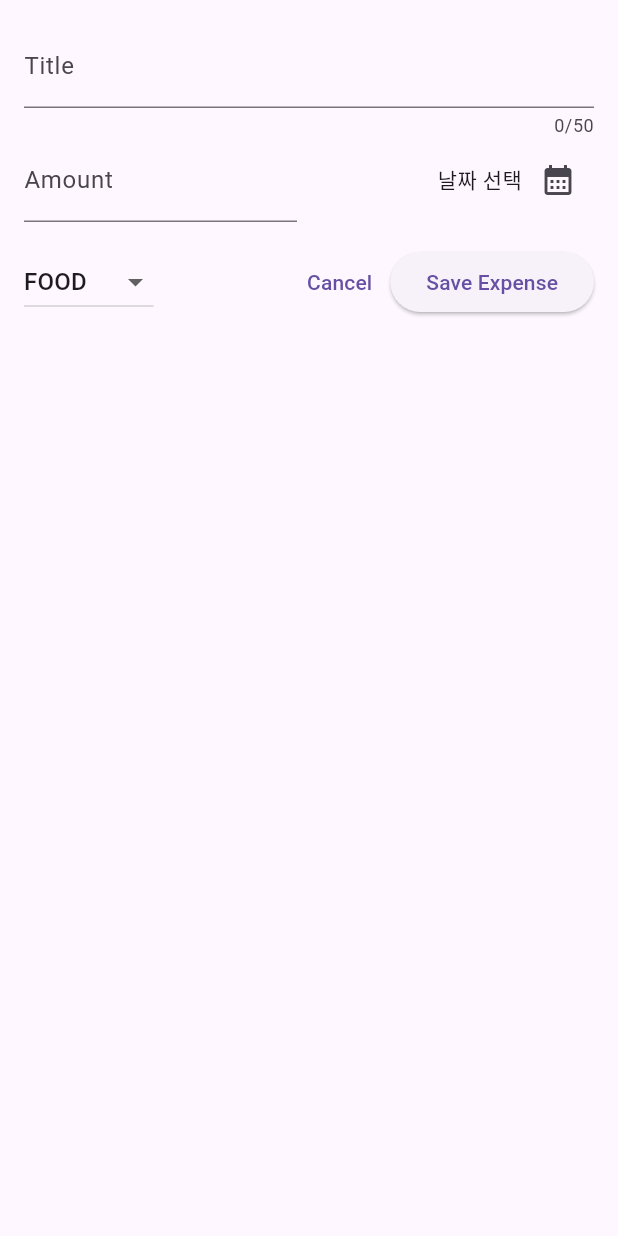
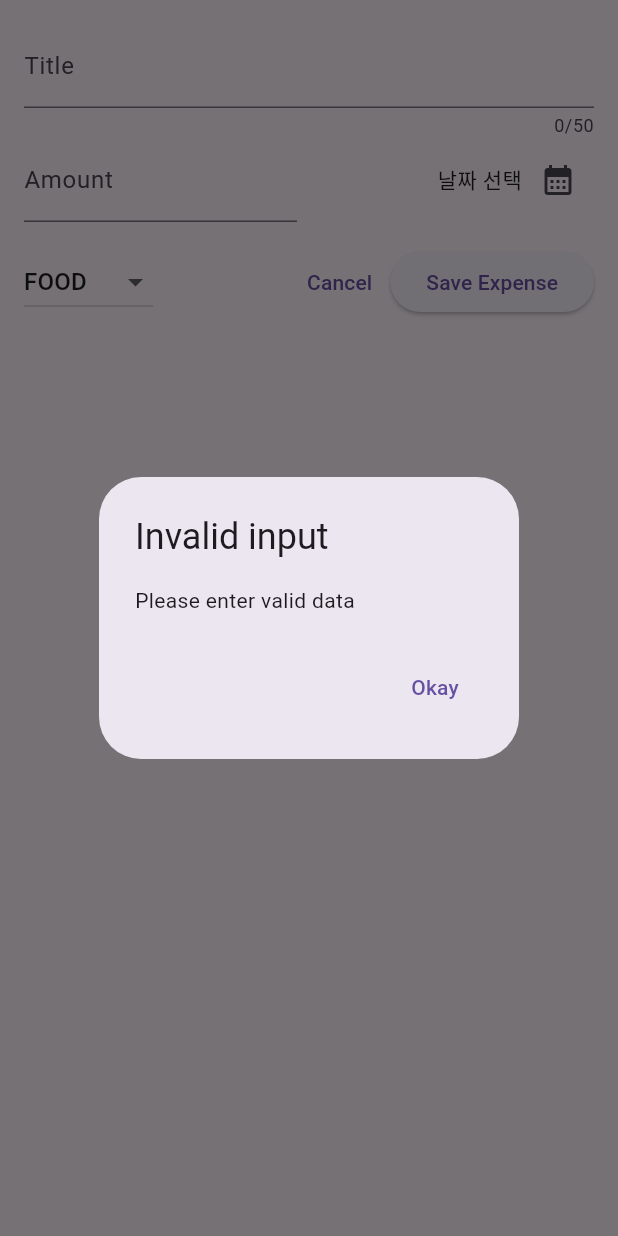
Before and after one commit to WebKBS/flutter-learn, a Flutter app: the NewExpense widget shown alone on an empty page, opened directly, after a tap on "Save Expense", on a phone screen of 412 x 824 dp. Run offline on Flutter 3.47's test engine with Material 3 defaults, Android fonts, the phone set to English and light mode, and no system bars; our stand-ins replace google_fonts.

```diff
--- a/expense_tracker/lib/widgets/expenses_list/new_expense.dart
+++ b/expense_tracker/lib/widgets/expenses_list/new_expense.dart
@@ -38,7 +38,25 @@ class _NewExpenseState extends State<NewExpense> {
 
     if (_titleController.text.trim().isEmpty ||
         amountIsInvalid ||
-        _selectedDate == null) {}
+        _selectedDate == null) {
+      showDialog(
+        context: context,
+        builder: (ctx) {
+          return AlertDialog(
+            title: const Text('Invalid input'),
+            content: const Text('Please enter valid data'),
+            actions: [
+              TextButton(
+                onPressed: () {
+                  Navigator.of(ctx).pop();
+                },
+                child: const Text('Okay'),
+              ),
+            ],
+          );
+        },
+      );
+    }
   }
 
   @override
```
